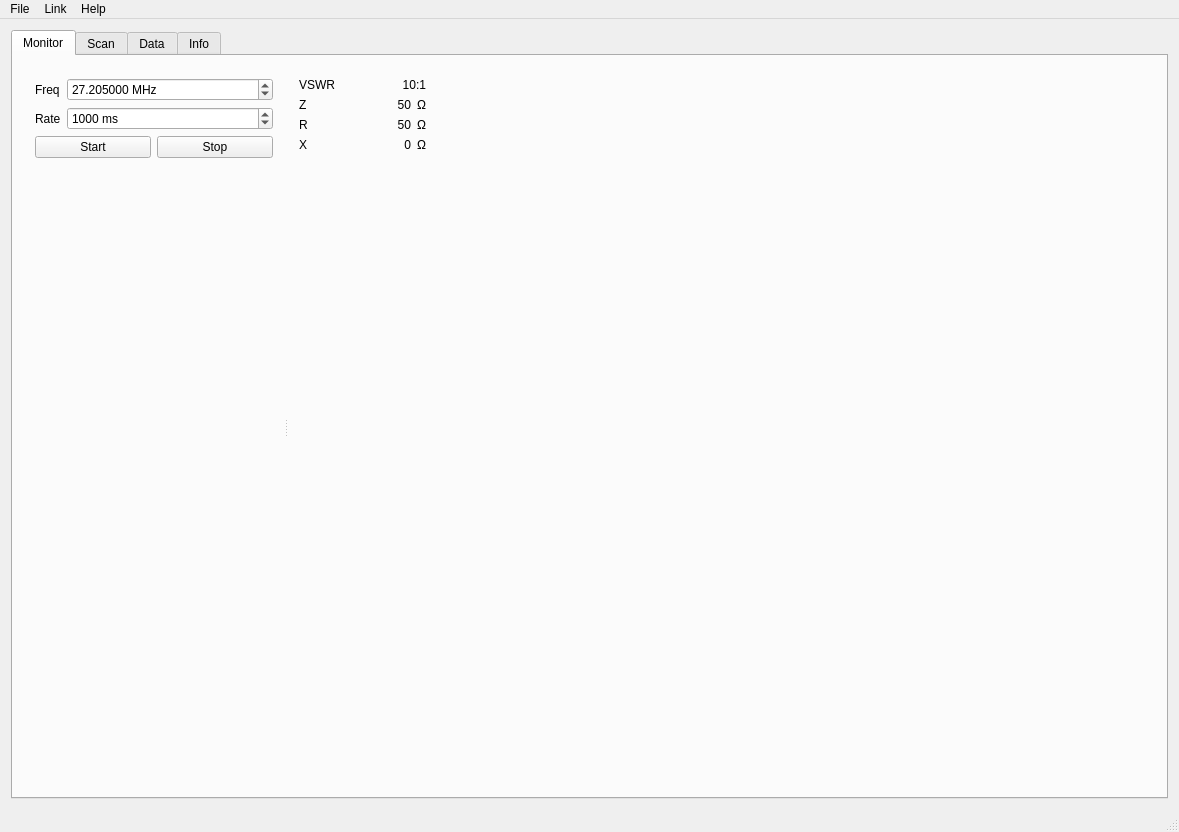
OnnoBH/sark-100-antenna-analyzer, file mainwindow.ui: the form before one commit.
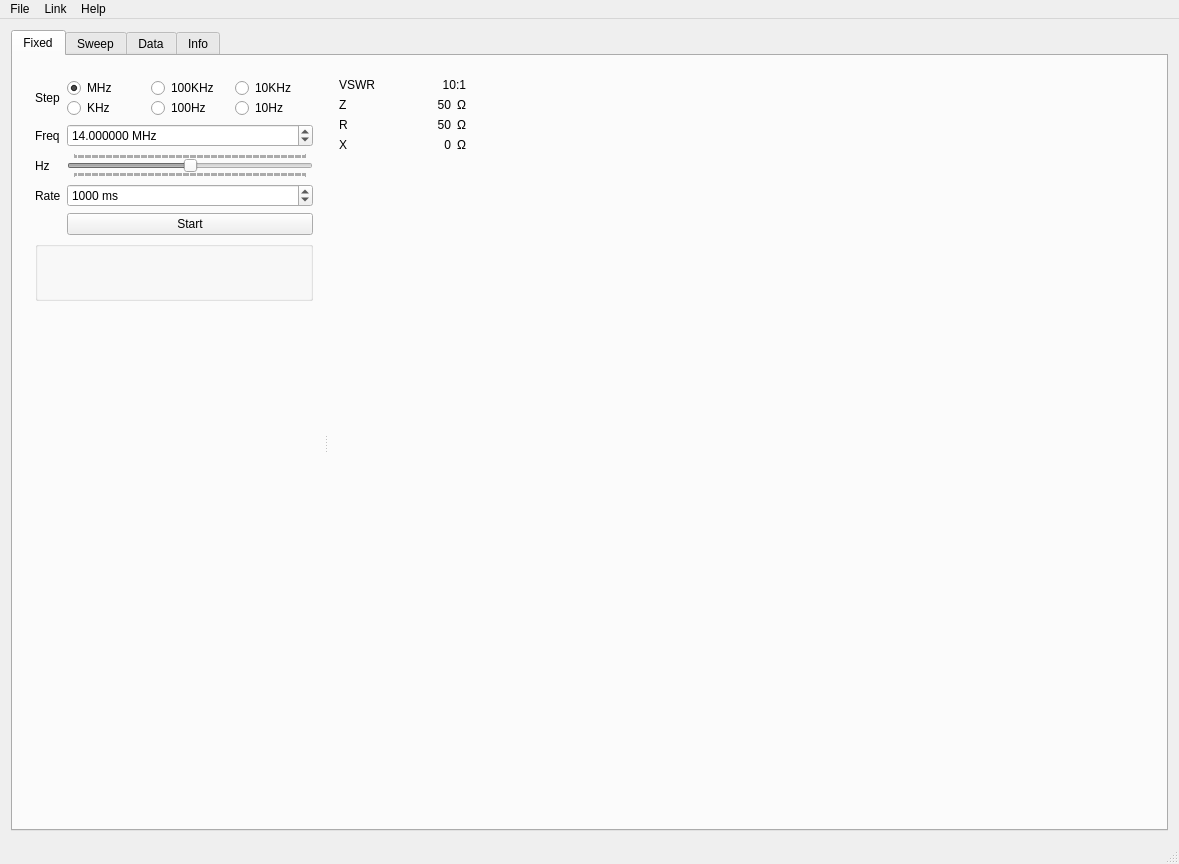
The form after the commit. The open tabs and pages were chosen to show the change. Icons and pictures are not drawn. Custom widgets are drawn as their Qt base class.

The edit to the form file:
```diff
--- a/mainwindow.ui
+++ b/mainwindow.ui
@@ -7,7 +7,7 @@
     <x>0</x>
     <y>0</y>
     <width>1179</width>
-    <height>832</height>
+    <height>864</height>
    </rect>
   </property>
   <property name="sizePolicy">
@@ -47,7 +47,7 @@
       </property>
       <widget class="QWidget" name="tab_4">
        <attribute name="title">
-        <string>Monitor</string>
+        <string>Fixed</string>
        </attribute>
        <layout class="QVBoxLayout" name="verticalLayout_8">
         <item>
@@ -62,6 +62,12 @@
              <verstretch>0</verstretch>
             </sizepolicy>
            </property>
+           <property name="minimumSize">
+            <size>
+             <width>300</width>
+             <height>0</height>
+            </size>
+           </property>
            <property name="maximumSize">
             <size>
              <width>260</width>
@@ -71,7 +77,7 @@
            <layout class="QVBoxLayout" name="verticalLayout_6">
             <item>
              <layout class="QGridLayout" name="gridLayout_3">
-              <item row="0" column="1">
+              <item row="1" column="1">
                <widget class="QDoubleSpinBox" name="monfreq">
                 <property name="suffix">
                  <string> MHz</string>
@@ -83,11 +89,11 @@
                  <double>60.000000000000000</double>
                 </property>
                 <property name="value">
-                 <double>27.204999999999998</double>
+                 <double>14.000000000000000</double>
                 </property>
                </widget>
               </item>
-              <item row="0" column="0">
+              <item row="1" column="0">
                <widget class="QLabel" name="label_23">
                 <property name="sizePolicy">
                  <sizepolicy hsizetype="Maximum" vsizetype="Preferred">
@@ -100,7 +106,7 @@
                 </property>
                </widget>
               </item>
-              <item row="1" column="0">
+              <item row="4" column="0">
                <widget class="QLabel" name="label_26">
                 <property name="sizePolicy">
                  <sizepolicy hsizetype="Maximum" vsizetype="Preferred">
@@ -113,7 +119,7 @@
                 </property>
                </widget>
               </item>
-              <item row="1" column="1">
+              <item row="4" column="1">
                <widget class="QSpinBox" name="monrate">
                 <property name="suffix">
                  <string> ms</string>
@@ -132,26 +138,140 @@
                 </property>
                </widget>
               </item>
-             </layout>
-            </item>
-            <item>
-             <layout class="QHBoxLayout" name="horizontalLayout_4">
-              <item>
+              <item row="0" column="0">
+               <widget class="QLabel" name="label_24">
+                <property name="text">
+                 <string>Step</string>
+                </property>
+               </widget>
+              </item>
+              <item row="0" column="1">
+               <layout class="QGridLayout" name="gridLayout_4" rowstretch="0,0" rowminimumheight="0,0">
+                <property name="sizeConstraint">
+                 <enum>QLayout::SetDefaultConstraint</enum>
+                </property>
+                <property name="topMargin">
+                 <number>0</number>
+                </property>
+                <property name="bottomMargin">
+                 <number>0</number>
+                </property>
+                <property name="verticalSpacing">
+                 <number>0</number>
+                </property>
+                <item row="0" column="2">
+                 <widget class="QRadioButton" name="mon_10khz">
+                  <property name="text">
+                   <string>10KHz</string>
+                  </property>
+                 </widget>
+                </item>
+                <item row="0" column="0">
+                 <widget class="QRadioButton" name="mon_mhz">
+                  <property name="text">
+                   <string>MHz</string>
+                  </property>
+                  <property name="checked">
+                   <bool>true</bool>
+                  </property>
+                 </widget>
+                </item>
+                <item row="0" column="1">
+                 <widget class="QRadioButton" name="mon_100khz">
+                  <property name="text">
+                   <string>100KHz</string>
+                  </property>
+                 </widget>
+                </item>
+                <item row="1" column="0">
+                 <widget class="QRadioButton" name="mon_1khz">
+                  <property name="text">
+                   <string>KHz</string>
+                  </property>
+                 </widget>
+                </item>
+                <item row="1" column="1">
+                 <widget class="QRadioButton" name="mon_100hz">
+                  <property name="text">
+                   <string>100Hz</string>
+                  </property>
+                 </widget>
+                </item>
+                <item row="1" column="2">
+                 <widget class="QRadioButton" name="mon_10hz">
+                  <property name="sizePolicy">
+                   <sizepolicy hsizetype="Minimum" vsizetype="Preferred">
+                    <horstretch>0</horstretch>
+                    <verstretch>0</verstretch>
+                   </sizepolicy>
+                  </property>
+                  <property name="minimumSize">
+                   <size>
+                    <width>0</width>
+                    <height>0</height>
+                   </size>
+                  </property>
+                  <property name="text">
+                   <string>10Hz</string>
+                  </property>
+                 </widget>
+                </item>
+               </layout>
+              </item>
+              <item row="2" column="0">
+               <widget class="QLabel" name="label_25">
+                <property name="text">
+                 <string>Hz</string>
+                </property>
+               </widget>
+              </item>
+              <item row="2" column="1">
+               <widget class="QSlider" name="slider_hz">
+                <property name="enabled">
+                 <bool>false</bool>
+                </property>
+                <property name="minimum">
+                 <number>-99</number>
+                </property>
+                <property name="orientation">
+                 <enum>Qt::Horizontal</enum>
+                </property>
+                <property name="tickPosition">
+                 <enum>QSlider::TicksBothSides</enum>
+                </property>
+                <property name="tickInterval">
+                 <number>1</number>
+                </property>
+               </widget>
+              </item>
+              <item row="5" column="1">
                <widget class="QPushButton" name="monStartBtn">
                 <property name="text">
                  <string>Start</string>
                 </property>
                </widget>
               </item>
-              <item>
-               <widget class="QPushButton" name="monStopBtn">
-                <property name="text">
-                 <string>Stop</string>
-                </property>
-               </widget>
-              </item>
              </layout>
             </item>
+            <item>
+             <widget class="QGroupBox" name="groupBox_2">
+              <property name="sizePolicy">
+               <sizepolicy hsizetype="Preferred" vsizetype="Preferred">
+                <horstretch>0</horstretch>
+                <verstretch>0</verstretch>
+               </sizepolicy>
+              </property>
+              <property name="minimumSize">
+               <size>
+                <width>0</width>
+                <height>60</height>
+               </size>
+              </property>
+              <property name="title">
+               <string/>
+              </property>
+             </widget>
+            </item>
             <item>
              <spacer name="verticalSpacer_3">
               <property name="orientation">
@@ -160,7 +280,7 @@
               <property name="sizeHint" stdset="0">
                <size>
                 <width>20</width>
-                <height>109</height>
+                <height>40</height>
                </size>
               </property>
              </spacer>
@@ -377,7 +497,7 @@
       </widget>
       <widget class="QWidget" name="tab">
        <attribute name="title">
-        <string>Scan</string>
+        <string>Sweep</string>
        </attribute>
        <layout class="QVBoxLayout" name="verticalLayout_4">
         <item>
```
Left out of the diff: 10 changed lines with no effect on the pictures.
